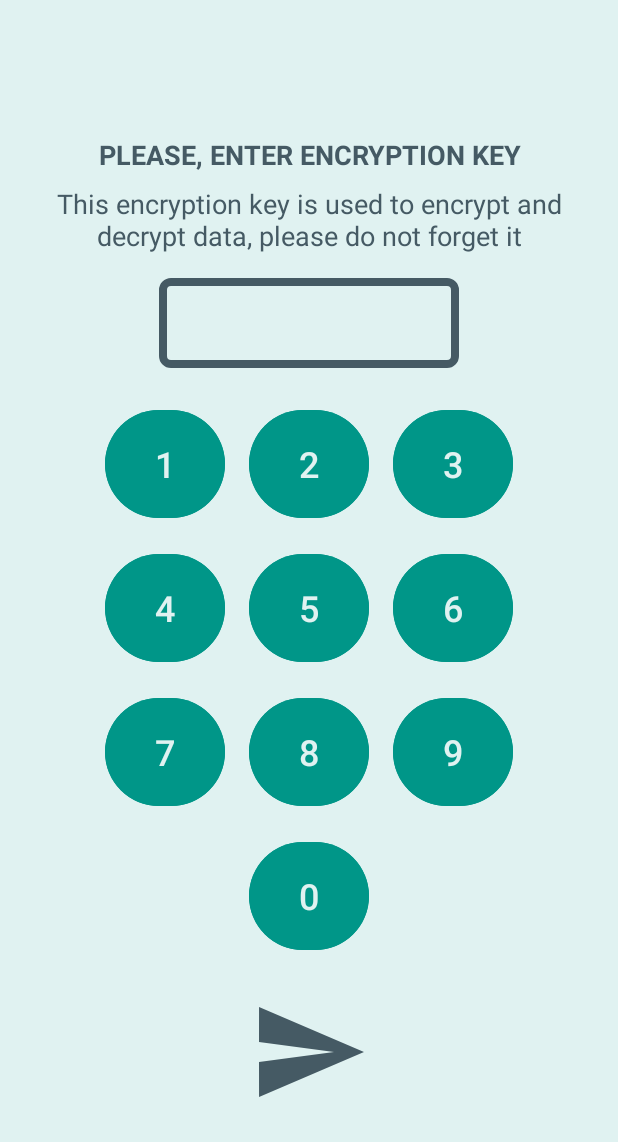
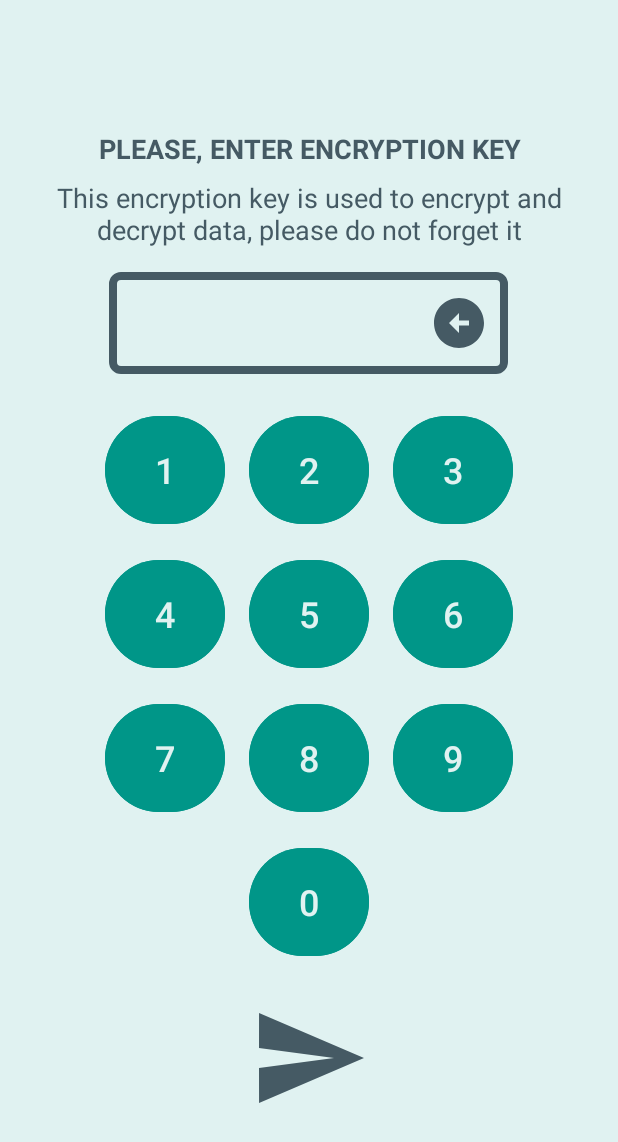
Before and after one commit to Toragdar/CKeep, an Android app: the screen it shows after launch (EncryptionKeyActivity), on a phone screen of 412 x 824 dp. Shown: the top 1142 px of the screen. Run offline under Robolectric (Android 15) with nearby library versions, the phone set to English and light mode, and no system bars.

Commit message:
App is finished

```diff
--- a/app/src/main/java/com/example/ckeep/EncryptionKeyActivity.kt
+++ b/app/src/main/java/com/example/ckeep/EncryptionKeyActivity.kt
@@ -49,7 +49,6 @@ class EncryptionKeyActivity : AppCompatActivity() {
 
         binding.confirmButton.setOnClickListener {
             if (encryptionKey.length == 4) {
-                // Переход к MainActivity
                 val intent = Intent(this, MainActivity::class.java)
                 intent.putExtra("ENCRYPTION_KEY", encryptionKey)
                 startActivity(intent)
@@ -57,9 +56,16 @@ class EncryptionKeyActivity : AppCompatActivity() {
             }
         }
 
+        binding.backspaceButton.setOnClickListener {
+            if (encryptionKey.isNotEmpty()) {
+                encryptionKey = encryptionKey.dropLast(1)
+                binding.encryptionKeyTextView.text = encryptionKey
+            }
+        }
+
         // Задержка скрытия Splash Screen
         Handler(Looper.getMainLooper()).postDelayed({
             splashScreen.setKeepOnScreenCondition{false}
-        }, 2000)
+        }, 200)
     }
 }
--- /dev/null
+++ b/app/src/main/res/drawable/backspace_button.xml
@@ -0,0 +1,5 @@
+<vector xmlns:android="http://schemas.android.com/apk/res/android" android:height="40dp" android:tint="#FFFFFF" android:viewportHeight="24" android:viewportWidth="24" android:width="40dp">
+
+    <path android:fillColor="@android:color/white" android:pathData="M2,12c0,5.52 4.48,10 10,10s10,-4.48 10,-10c0,-5.52 -4.48,-10 -10,-10C6.48,2 2,6.48 2,12zM12,11l4,0v2l-4,0l0,3l-4,-4l4,-4L12,11z"/>
+
+</vector>
--- /dev/null
+++ b/app/src/main/res/drawable/ckeep_logo.xml
@@ -0,0 +1,24 @@
+<vector xmlns:android="http://schemas.android.com/apk/res/android"
+    android:width="226.3dp"
+    android:height="256.7dp"
+    android:viewportWidth="226.3"
+    android:viewportHeight="256.7">
+  <path
+      android:pathData="M157.3,137.3c0,4.7 0,9.3 0,14c0,3 -1.6,4.9 -4,6.3c-11.1,6.6 -22.3,13.2 -33.4,19.9c-1.5,0.9 -3,1.7 -4.6,2.4c-2.3,1 -4.4,0.5 -6.4,-0.8c-11.1,-6.7 -22.3,-13.5 -33.4,-20.3c-2.3,-1.4 -5,-2.4 -6.2,-5.3c-0.1,-0.4 -0.2,-0.8 -0.3,-1.1c0,-10.9 0,-21.7 0,-32.6c0,-5 0,-10 0,-15c0,-3.5 2.7,-5 5.1,-6.5c10.9,-6.5 21.7,-13.1 32.7,-19.5c2.2,-1.3 4.3,-3.2 7.1,-2.5c1.9,0.5 3.8,1.3 5.6,2.3c9.1,5.4 18.1,11 27.1,16.5c2.3,1.4 4.7,2.8 7,4.2c1.7,1.1 3.3,2.3 3.8,4.5C157.3,115 157.3,126.2 157.3,137.3zM76.1,128L76.1,128c0,6.3 0.1,12.6 -0.1,18.9c-0.1,2.5 0.6,3.9 2.9,5.2c11.1,6.4 22,13.2 33,19.8c0.8,0.4 1.6,0.4 2.4,0c11.3,-6.7 22.6,-13.5 34,-20.2c1.3,-0.7 1.7,-1.6 1.7,-3.1c0,-7 0.2,-14.1 0.3,-21.1c0.1,-6.6 0.1,-13.1 0,-19.7c-0.1,-1 -0.6,-1.8 -1.3,-2.4c-11.2,-6.9 -22.4,-13.7 -33.7,-20.6c-1.1,-0.7 -2.1,-1 -3.4,-0.2c-11.3,6.8 -22.6,13.6 -33.9,20.3c-1.5,0.9 -1.8,1.8 -1.8,3.4C76.1,114.9 76.1,121.4 76.1,128z"
+      android:fillColor="#445B65"/>
+  <path
+      android:pathData="M226.2,150.5c0,-27.4 0,-54.8 -0.1,-82.2"
+      android:fillColor="#2D7A79"/>
+  <path
+      android:pathData="M0.1,107.4C0,134.1 0,160.9 0,187.7"
+      android:fillColor="#2A7A78"/>
+  <path
+      android:pathData="M76.1,128c0,-6.6 0,-13.1 0,-19.7c0,-1.6 0.3,-2.5 1.8,-3.4c11.4,-6.7 22.7,-13.4 33.9,-20.3c1.3,-0.8 2.3,-0.5 3.4,0.2c11.2,6.8 22.5,13.7 33.7,20.6c0.8,0.6 1.2,1.4 1.3,2.4c0.1,6.6 0.1,13.1 0,19.7c-0.1,7 -0.2,14.1 -0.3,21.1c0,1.5 -0.4,2.3 -1.7,3.1c-11.3,6.7 -22.6,13.5 -34,20.2c-0.8,0.4 -1.6,0.4 -2.4,0c-11,-6.6 -21.9,-13.4 -33,-19.8c-2.3,-1.3 -2.9,-2.7 -2.9,-5.2C76.2,140.6 76.1,134.3 76.1,128L76.1,128zM144.7,128.1c-1.7,-1.8 -3.4,-3.8 -5.3,-5.7c-0.3,-0.3 -1.1,-0.1 -1.7,-0.1c-7.7,0 -15.3,0 -23,0c-2.2,0 -4.5,0.5 -5.2,-2.6c-0.1,-0.3 -0.2,-0.5 -0.4,-0.7c-3.1,-3.8 -7.1,-5.3 -11.8,-4.9c-5.4,0.4 -10,4.1 -11.5,9.1c-1.4,4.6 -1.4,9.3 1.7,13.5c2.7,3.7 6.1,5.8 10.6,5.9c5.3,0.1 9.4,-2.1 12.3,-6.8c0.5,-0.9 1.1,-1.6 2.3,-1.3c2.6,0.5 4.6,-0.6 6.2,-2.6c0.2,-0.3 0.5,-0.5 0.7,-0.7l4.1,3.4l4.2,-4l3.7,4.6l3.5,-4.4l4,3.9L144.7,128.1z"
+      android:fillColor="#009587"/>
+  <path
+      android:pathData="M144.7,128.1l-5.9,6.4l-4,-3.9l-3.5,4.4l-3.7,-4.6l-4.2,4l-4.1,-3.4c-0.3,0.2 -0.5,0.4 -0.7,0.7c-1.6,2.1 -3.6,3.2 -6.2,2.6c-1.2,-0.2 -1.8,0.4 -2.3,1.3c-2.8,4.7 -7,6.9 -12.3,6.8c-4.4,-0.1 -7.9,-2.2 -10.6,-5.9c-3.1,-4.2 -3.1,-9 -1.7,-13.5c1.5,-5 6.1,-8.7 11.5,-9.1c4.8,-0.3 8.7,1.1 11.8,4.9c0.2,0.2 0.3,0.3 0.5,0.6c1.8,2.5 2.9,2.7 5.1,2.7c7.7,0 15.3,0 23,0c0.6,0 1.4,-0.2 1.7,0.1C141.3,124.2 143.1,126.2 144.7,128.1zM97.9,128.1c0,-2.2 -1.2,-3.5 -3.3,-3.5c-2.2,0 -3.4,1.3 -3.4,3.7c0,1.9 1.6,3.7 3.3,3.7C96.4,132 97.9,130.3 97.9,128.1L97.9,128.1z"
+      android:fillColor="#B1DEDA"/>
+  <path
+      android:pathData="M97.9,128.1c0,2.1 -1.5,3.8 -3.3,3.8c-1.8,0 -3.3,-1.7 -3.3,-3.7c0,-2.4 1.2,-3.7 3.4,-3.7C96.8,124.7 97.9,125.9 97.9,128.1z"
+      android:fillColor="#009587"/>
+</vector>
--- a/app/src/main/res/layout/activity_encryption_key.xml
+++ b/app/src/main/res/layout/activity_encryption_key.xml
@@ -31,6 +31,13 @@
         android:textColor="@color/blue_gray_700"
         android:textAlignment="center"/>
 
+    <LinearLayout
+        android:layout_width="wrap_content"
+        android:layout_height="wrap_content"
+        android:orientation="horizontal"
+        android:layout_marginTop="16dp"
+        android:background="@drawable/textview_border">
+
         <TextView
             android:id="@+id/encryptionKeyTextView"
             android:layout_width="200dp"
@@ -38,10 +45,17 @@
             android:textSize="24sp"
             android:textStyle="bold"
             android:textColor="@color/blue_gray_700"
-        android:gravity="center"
-        android:layout_marginTop="16dp"
-        android:textAlignment="center"
-        android:background="@drawable/textview_border"/>
+            android:gravity="center"/>
+
+        <ImageButton
+            android:id="@+id/backspaceButton"
+            android:layout_width="50dp"
+            android:layout_height="50dp"
+            android:src="@drawable/backspace_button"
+            android:background="?attr/selectableItemBackgroundBorderless"
+            android:layout_gravity="center"
+            app:tint="@color/blue_gray_700"/>
+    </LinearLayout>
 
     <GridLayout
         android:layout_width="wrap_content"
--- a/app/src/main/res/values/themes.xml
+++ b/app/src/main/res/values/themes.xml
@@ -10,7 +10,7 @@
 
     <style name="SplashTheme" parent="Theme.SplashScreen">
         <item name="windowSplashScreenBackground">@color/teal_50</item>
-        <item name="windowSplashScreenAnimatedIcon">@mipmap/ckeep_launcher_round</item>
+        <item name="windowSplashScreenAnimatedIcon">@drawable/ckeep_logo</item>
         <item name="postSplashScreenTheme">@style/Theme.CKeep</item>
     </style>
 </resources>
```
Lines whose indentation alone changed are shown as unchanged.
